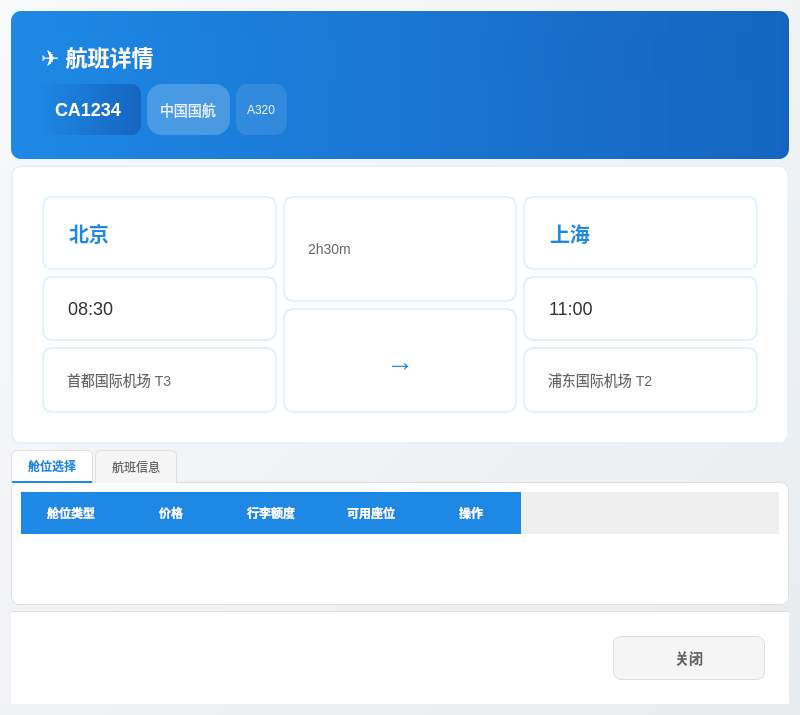
This is Client/flightdetaildialog.ui in smallsmallrui214/FlightBookingSystem as Qt 5 draws it before an edit. The edited form follows.
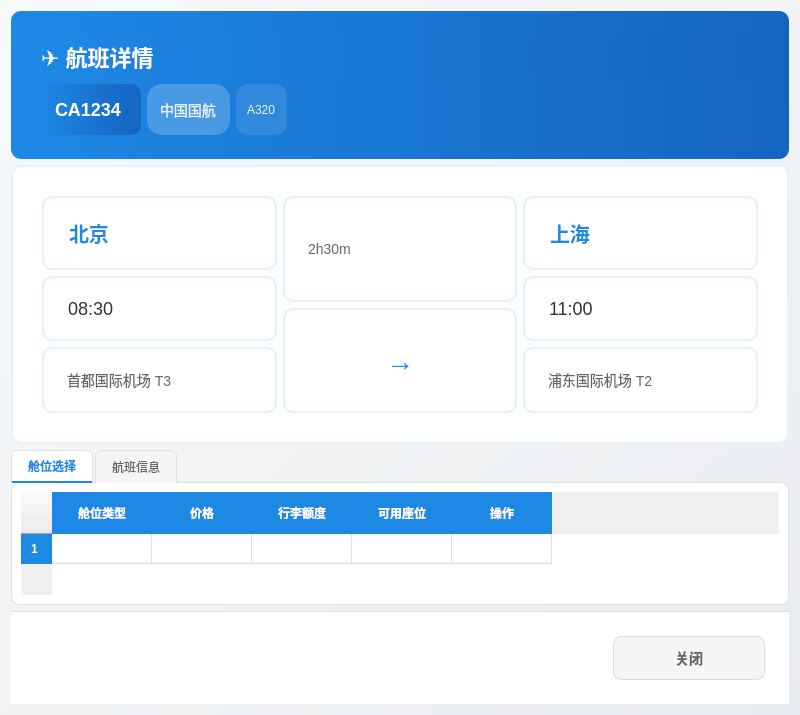
This is the edited form.

Commit message: 优化了粗略信息和详细信息的显示，完善了购票按钮

Diff of the .ui file:
```diff
--- a/Client/flightdetaildialog.ui
+++ b/Client/flightdetaildialog.ui
@@ -7,7 +7,7 @@
     <x>0</x>
     <y>0</y>
     <width>800</width>
-    <height>600</height>
+    <height>707</height>
    </rect>
   </property>
   <property name="windowTitle">
@@ -323,7 +323,7 @@
           <bool>true</bool>
          </property>
          <property name="rowCount">
-          <number>0</number>
+          <number>1</number>
          </property>
          <property name="columnCount">
           <number>5</number>
```
Left out of the diff: 8 changed lines with no effect on the pictures. The commit also changes 3 other files.
